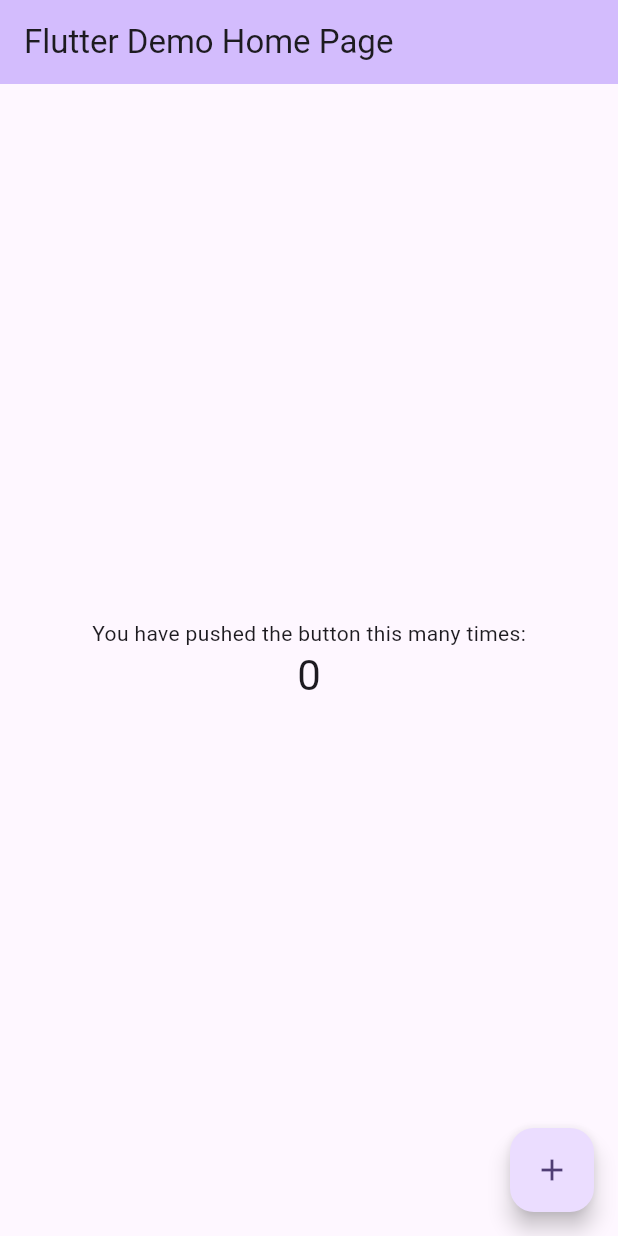
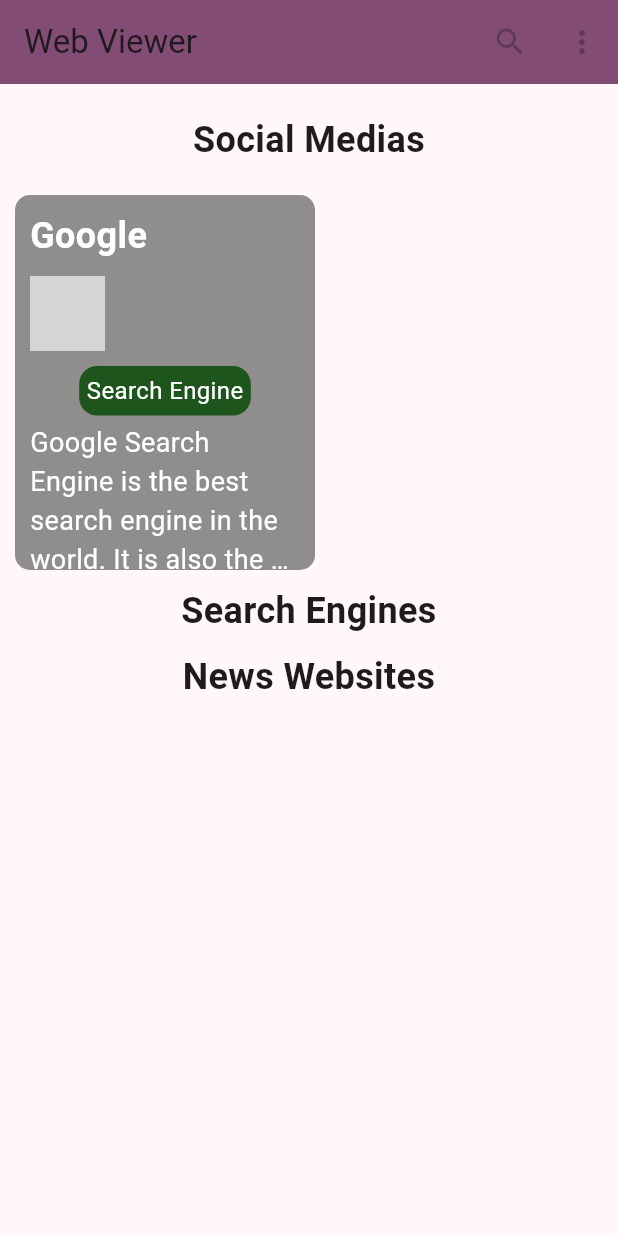
Before and after one commit to TeamirA/web_view, a Flutter app: the screen it shows after launch, on a phone screen of 412 x 824 dp. Run offline on Flutter 3.47's test engine with Material 3 defaults, Android fonts, the phone set to English and light mode, and no system bars; network calls fail; grey boxes are pictures that could not be loaded.

```diff
--- a/lib/main.dart
+++ b/lib/main.dart
@@ -1,4 +1,7 @@
 import 'package:flutter/material.dart';
+import 'package:web_view/models/webpage_link_model.dart';
+import 'package:web_view/screens/homepage.dart';
+import 'package:web_view/widgets/webpages_card.dart';
 
 void main() {
   runApp(const MyApp());
@@ -7,119 +10,24 @@ void main() {
 class MyApp extends StatelessWidget {
   const MyApp({super.key});
 
-  // This widget is the root of your application.
   @override
   Widget build(BuildContext context) {
     return MaterialApp(
-      title: 'Flutter Demo',
+      title: 'Web View Demo',
       theme: ThemeData(
-        // This is the theme of your application.
-        //
-        // TRY THIS: Try running your application with "flutter run". You'll see
-        // the application has a purple toolbar. Then, without quitting the app,
-        // try changing the seedColor in the colorScheme below to Colors.green
-        // and then invoke "hot reload" (save your changes or press the "hot
-        // reload" button in a Flutter-supported IDE, or press "r" if you used
-        // the command line to start the app).
-        //
-        // Notice that the counter didn't reset back to zero; the application
-        // state is not lost during the reload. To reset the state, use hot
-        // restart instead.
-        //
-        // This works for code too, not just values: Most code changes can be
-        // tested with just a hot reload.
-        colorScheme: ColorScheme.fromSeed(seedColor: Colors.deepPurple),
+        colorScheme:
+            ColorScheme.fromSeed(seedColor: Color.fromARGB(255, 95, 60, 85)),
         useMaterial3: true,
       ),
-      home: const MyHomePage(title: 'Flutter Demo Home Page'),
+      home: const Homepage(),
+      //WebpagesCard( // WebpagesCard is a custom widget
+      //   webpageLink: WebpageLink(
+      //     url: 'https://flutter.dev',
+      //     imageUrl: 'https://flutter.dev/assets/homepage/carousel/slide_1-bg-4e4b7f3b7f',
+      //     description: 'Flutter is Google’s UI toolkit for building natively compiled applications for mobile, web, and desktop from a single codebase.',
+      //     title: 'Flutter',
+      //   ),
+      // ),
     );
   }
 }
-
-class MyHomePage extends StatefulWidget {
-  const MyHomePage({super.key, required this.title});
-
-  // This widget is the home page of your application. It is stateful, meaning
-  // that it has a State object (defined below) that contains fields that affect
-  // how it looks.
-
-  // This class is the configuration for the state. It holds the values (in this
-  // case the title) provided by the parent (in this case the App widget) and
-  // used by the build method of the State. Fields in a Widget subclass are
-  // always marked "final".
-
-  final String title;
-
-  @override
-  State<MyHomePage> createState() => _MyHomePageState();
-}
-
-class _MyHomePageState extends State<MyHomePage> {
-  int _counter = 0;
-
-  void _incrementCounter() {
-    setState(() {
-      // This call to setState tells the Flutter framework that something has
-      // changed in this State, which causes it to rerun the build method below
-      // so that the display can reflect the updated values. If we changed
-      // _counter without calling setState(), then the build method would not be
-      // called again, and so nothing would appear to happen.
-      _counter++;
-    });
-  }
-
-  @override
-  Widget build(BuildContext context) {
-    // This method is rerun every time setState is called, for instance as done
-    // by the _incrementCounter method above.
-    //
-    // The Flutter framework has been optimized to make rerunning build methods
-    // fast, so that you can just rebuild anything that needs updating rather
-    // than having to individually change instances of widgets.
-    return Scaffold(
-      appBar: AppBar(
-        // TRY THIS: Try changing the color here to a specific color (to
-        // Colors.amber, perhaps?) and trigger a hot reload to see the AppBar
-        // change color while the other colors stay the same.
-        backgroundColor: Theme.of(context).colorScheme.inversePrimary,
-        // Here we take the value from the MyHomePage object that was created by
-        // the App.build method, and use it to set our appbar title.
-        title: Text(widget.title),
-      ),
-      body: Center(
-        // Center is a layout widget. It takes a single child and positions it
-        // in the middle of the parent.
-        child: Column(
-          // Column is also a layout widget. It takes a list of children and
-          // arranges them vertically. By default, it sizes itself to fit its
-          // children horizontally, and tries to be as tall as its parent.
-          //
-          // Column has various properties to control how it sizes itself and
-          // how it positions its children. Here we use mainAxisAlignment to
-          // center the children vertically; the main axis here is the vertical
-          // axis because Columns are vertical (the cross axis would be
-          // horizontal).
-          //
-          // TRY THIS: Invoke "debug painting" (choose the "Toggle Debug Paint"
-          // action in the IDE, or press "p" in the console), to see the
-          // wireframe for each widget.
-          mainAxisAlignment: MainAxisAlignment.center,
-          children: <Widget>[
-            const Text(
-              'You have pushed the button this many times:',
-            ),
-            Text(
-              '$_counter',
-              style: Theme.of(context).textTheme.headlineMedium,
-            ),
-          ],
-        ),
-      ),
-      floatingActionButton: FloatingActionButton(
-        onPressed: _incrementCounter,
-        tooltip: 'Increment',
-        child: const Icon(Icons.add),
-      ), // This trailing comma makes auto-formatting nicer for build methods.
-    );
-  }
-}
--- /dev/null
+++ b/lib/models/webpage_link_model.dart
@@ -0,0 +1,14 @@
+class WebpageLink {
+  WebpageLink({
+    required this.url,
+    required this.imageUrl,
+    required this.description,
+    required this.title,
+  });
+
+
+  final String url;
+  final String imageUrl;
+  final String description;
+  final String title;
+}
--- /dev/null
+++ b/lib/screens/homepage.dart
@@ -0,0 +1,166 @@
+import 'package:flutter/material.dart';
+
+class Homepage extends StatefulWidget {
+  const Homepage({super.key});
+
+  @override
+  State<Homepage> createState() => _HomepageState();
+}
+
+class _HomepageState extends State<Homepage> {
+  @override
+  Widget build(BuildContext context) {
+    return SafeArea(
+      child: Scaffold(
+        appBar: AppBar(
+          surfaceTintColor: Theme.of(context).colorScheme.primary,
+          backgroundColor: Theme.of(context).colorScheme.primary,
+          title: const Text('Web Viewer'),
+          actions: const <Widget>[
+            IconButton(
+              icon: Icon(Icons.search),
+              onPressed: null,
+            ),
+            IconButton(
+              icon: Icon(Icons.more_vert),
+              onPressed: null,
+            ),
+          ],
+        ),
+        body: ListView(children: <Widget>[
+          const Padding(
+            padding: EdgeInsets.only(left: 20, right: 20, top: 20),
+          ),
+          const Text(
+            'Social Medias',
+            style: TextStyle(
+              fontSize: 24,
+              fontWeight: FontWeight.bold,
+            ),
+            textAlign: TextAlign.center,
+          ),
+          const SizedBox(
+            height: 10,
+          ),
+          Row(
+            children: [
+              Container(
+                height: 250,
+                width: 200,
+                padding: const EdgeInsets.all(10.0),
+                margin: const EdgeInsets.all(10.0),
+                alignment: Alignment.center,
+                decoration: BoxDecoration(
+                  borderRadius: BorderRadius.circular(10),
+                  color: const Color.fromARGB(255, 144, 141, 141),
+                ),
+                child: Column(
+                  mainAxisAlignment: MainAxisAlignment.start,
+                  crossAxisAlignment: CrossAxisAlignment.start,
+                  children: <Widget>[
+                    const Text(
+                      'Google',
+                      style: TextStyle(
+                        fontSize: 24,
+                        color: Colors.white,
+                        fontWeight: FontWeight.bold,
+                      ),
+                    ),
+                    const SizedBox(height: 10),
+                    Image.network(
+                        'https://www.google.com/images/branding/googlelogo/1x/googlelogo_color_272x92dp.png',
+                        height: 50,
+                        fit: BoxFit.scaleDown,
+                        alignment: Alignment.center),
+                    const SizedBox(height: 5),
+                    Row(
+                      mainAxisAlignment: MainAxisAlignment.center,
+                      children: [
+                        Container(
+                          alignment: Alignment.center,
+                          padding: const EdgeInsets.all(5.0),
+                          margin: const EdgeInsets.all(5.0),
+                          decoration: BoxDecoration(
+                            borderRadius: BorderRadius.circular(12),
+                            color: Color.fromARGB(255, 30, 85, 29),
+                          ),
+                          child: const Text(
+                            'Search Engine',
+                            style: TextStyle(
+                              fontSize: 16,
+                              color: Colors.white,
+                            ),
+                          ),
+                        ),
+                      ],
+                    ),
+                    const Text(
+                      'Google Search Engine is the best search engine in the world. It is also the homepage of the Google Chrome browser',
+                      maxLines: 4,
+                      textAlign: TextAlign.left,
+                      style: TextStyle(
+                        fontSize: 18,
+                        color: Colors.white,
+                        overflow: TextOverflow.ellipsis,
+                      ),
+                    ),
+                  ],
+                ),
+              ),
+            ],
+          ),
+          // Card(
+          //   elevation: 10,
+          //   color: Colors.grey[900],
+          //   shape: RoundedRectangleBorder(
+          //     side: const BorderSide(color: Colors.white70, width: 1),
+          //     borderRadius: BorderRadius.circular(10),
+          //   ),
+          //   margin: const EdgeInsets.all(10.0),
+          //   child: Container(
+          //     height: 200,
+          //     child: Column(
+          //       mainAxisAlignment: MainAxisAlignment.start,
+          //       crossAxisAlignment: CrossAxisAlignment.start,
+          //       mainAxisSize: MainAxisSize.min,
+          //       children: <Widget>[
+          //         Image.network(
+          //           'https://www.google.com/images/branding/googlelogo/1x/googlelogo_color_272x92dp.png',
+          //           height: 100,
+          //           width: 100,
+          //           fit: BoxFit.scaleDown,
+          //         ),
+          //         const ListTile(
+          //           title: Text(
+          //             'Google',
+          //             style: TextStyle(fontSize: 18, color: Colors.white),
+          //           ),
+          //         ),
+          //       ],
+          //     ),
+          //   ),
+          // ),
+          const Text(
+            'Search Engines',
+            style: TextStyle(
+              fontSize: 24,
+              fontWeight: FontWeight.bold,
+            ),
+            textAlign: TextAlign.center,
+          ),
+          const SizedBox(
+            height: 10,
+          ),
+          const Text(
+            'News Websites',
+            style: TextStyle(
+              fontSize: 24,
+              fontWeight: FontWeight.bold,
+            ),
+            textAlign: TextAlign.center,
+          ),
+        ]),
+      ),
+    );
+  }
+}
```
Also changed, not shown: lib/widgets/webpages_card.dart (added, +138 -0 lines).
